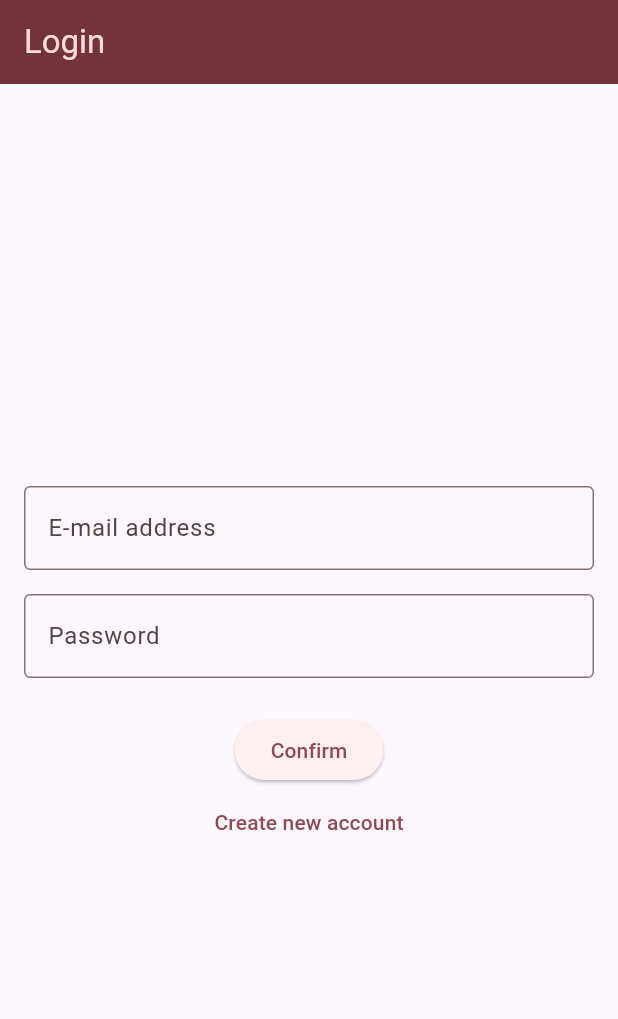
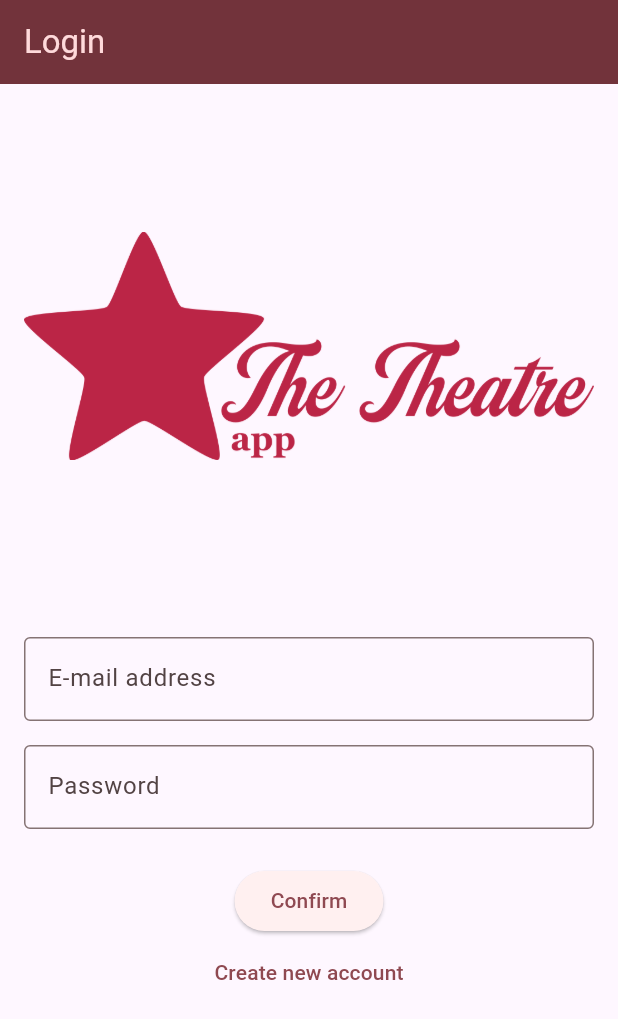
Before and after one commit to roxane-lestrez/the_theatre_app, a Flutter app: the screen it shows after launch, on a phone screen of 412 x 824 dp. Shown: the top 1019 px of the screen. Run offline on Flutter 3.47's test engine with Material 3 defaults, Android fonts, the light colour scheme and no system bars; our stand-ins replace diacritic, flutter_riverpod, shared_preferences.

Commit message:
Add app icon and add logo to the login page

```diff
--- a/leonie_project/lib/pages/login/login_page.dart
+++ b/leonie_project/lib/pages/login/login_page.dart
@@ -86,10 +86,15 @@ class LoginPageState extends State<LoginPage> {
 
   @override
   Widget build(BuildContext context) {
+    // Save the height of the device's screen
+    final maxHeight = MediaQuery.of(context).size.height;
     return Scaffold(
-      appBar: AppBar(title: const Text('Login')),
+      appBar: AppBar(
+          title: const Text('Login'),
+      ),
       body: Padding(
         padding: const EdgeInsets.all(16.0),
+        child: SingleChildScrollView(
           child: Form(
             key: _formKey,
             child: Column(
@@ -102,7 +107,11 @@ class LoginPageState extends State<LoginPage> {
                     style: const TextStyle(color: Colors.red),
                   ),
 
-              const SizedBox(height: 16.0),
+                SizedBox(height: maxHeight / 10),
+
+                Image.asset("assets/logo_theatre_app_extended.png"),
+
+                SizedBox(height: maxHeight / 7),
 
                 // Field for e-mail address.
                 TextFormField(
@@ -168,6 +177,7 @@ class LoginPageState extends State<LoginPage> {
             ),
           ),
         ),
+      ),
     );
   }
 }
--- a/leonie_project/pubspec.yaml
+++ b/leonie_project/pubspec.yaml
@@ -66,6 +66,8 @@ flutter:
       - assets/s6.png
       - assets/s7.png
       - assets/s8.png
+      - assets/logo_theatre_app_extended.png
+      - assets/logo_theatre_app.jpg
 
 
   # The following line ensures that the Material Icons font is
```
Also changed, not shown: leonie_project/assets/logo_theatre_app.jpg (added), leonie_project/assets/logo_theatre_app_extended.png (added), 20 other files. Lines whose indentation alone changed are shown as unchanged.
